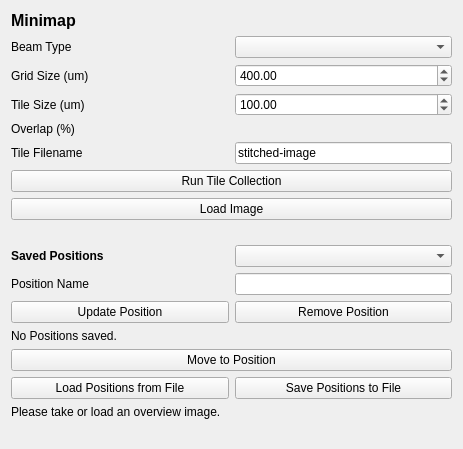
Old version of the form fibsem/ui/qtdesigner_files/FibsemTileWidget.ui in the repository DeMarcoLab/fibsem.
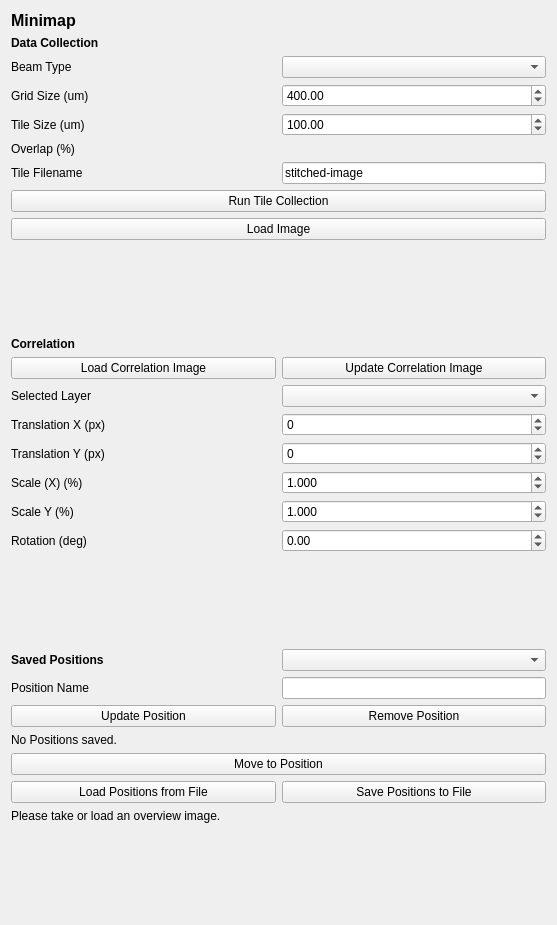
New version of the form.

Commit message: working manual correlation ui

```diff
--- a/fibsem/ui/qtdesigner_files/FibsemTileWidget.ui
+++ b/fibsem/ui/qtdesigner_files/FibsemTileWidget.ui
@@ -6,46 +6,15 @@
    <rect>
     <x>0</x>
     <y>0</y>
-    <width>463</width>
-    <height>449</height>
+    <width>557</width>
+    <height>925</height>
    </rect>
   </property>
   <property name="windowTitle">
    <string>Form</string>
   </property>
   <layout class="QGridLayout" name="gridLayout">
-   <item row="5" column="0">
-    <widget class="QLabel" name="label_tile_label">
-     <property name="text">
-      <string>Tile Filename</string>
-     </property>
-    </widget>
-   </item>
-   <item row="17" column="0" colspan="2">
-    <widget class="QLabel" name="label_instructions">
-     <property name="text">
-      <string>Please take or load an overview image.</string>
-     </property>
-    </widget>
-   </item>
-   <item row="1" column="1">
-    <widget class="QComboBox" name="comboBox_tile_beam_type"/>
-   </item>
-   <item row="1" column="0">
-    <widget class="QLabel" name="label_tile_beam_type">
-     <property name="text">
-      <string>Beam Type</string>
-     </property>
-    </widget>
-   </item>
-   <item row="12" column="0">
-    <widget class="QPushButton" name="pushButton_update_position">
-     <property name="text">
-      <string>Update Position</string>
-     </property>
-    </widget>
-   </item>
-   <item row="3" column="1">
+   <item row="4" column="1">
     <widget class="QDoubleSpinBox" name="doubleSpinBox_tile_tile_size">
      <property name="maximum">
       <double>100000.000000000000000</double>
@@ -55,41 +24,14 @@
      </property>
     </widget>
    </item>
-   <item row="14" column="0" colspan="2">
+   <item row="26" column="0" colspan="2">
     <widget class="QPushButton" name="pushButton_move_to_position">
      <property name="text">
       <string>Move to Position</string>
      </property>
     </widget>
    </item>
-   <item row="4" column="0">
-    <widget class="QLabel" name="label_tile_overlap">
-     <property name="text">
-      <string>Overlap (%)</string>
-     </property>
-    </widget>
-   </item>
-   <item row="18" column="0" colspan="2">
-    <spacer name="verticalSpacer_2">
-     <property name="orientation">
-      <enum>Qt::Vertical</enum>
-     </property>
-     <property name="sizeHint" stdset="0">
-      <size>
-       <width>20</width>
-       <height>40</height>
-      </size>
-     </property>
-    </spacer>
-   </item>
-   <item row="16" column="0">
-    <widget class="QPushButton" name="pushButton_load_positions">
-     <property name="text">
-      <string>Load Positions from File</string>
-     </property>
-    </widget>
-   </item>
-   <item row="2" column="1">
+   <item row="3" column="1">
     <widget class="QDoubleSpinBox" name="doubleSpinBox_tile_grid_size">
      <property name="maximum">
       <double>1000000.000000000000000</double>
@@ -99,40 +41,183 @@
      </property>
     </widget>
    </item>
+   <item row="14" column="1">
+    <widget class="QDoubleSpinBox" name="doubleSpinBox_correlation_translation_x">
+     <property name="decimals">
+      <number>0</number>
+     </property>
+     <property name="minimum">
+      <double>-100000000.000000000000000</double>
+     </property>
+     <property name="maximum">
+      <double>1000000000.000000000000000</double>
+     </property>
+    </widget>
+   </item>
+   <item row="4" column="0">
+    <widget class="QLabel" name="label_tile_tile_size">
+     <property name="text">
+      <string>Tile Size (um)</string>
+     </property>
+    </widget>
+   </item>
    <item row="16" column="1">
-    <widget class="QPushButton" name="pushButton_save_positions">
-     <property name="text">
-      <string>Save Positions to File</string>
+    <widget class="QDoubleSpinBox" name="doubleSpinBox_correlation_scale_x">
+     <property name="decimals">
+      <number>3</number>
      </property>
+     <property name="minimum">
+      <double>-100000000.000000000000000</double>
+     </property>
+     <property name="maximum">
+      <double>1000000000.000000000000000</double>
+     </property>
+     <property name="value">
+      <double>1.000000000000000</double>
+     </property>
     </widget>
    </item>
-   <item row="5" column="1">
-    <widget class="QLineEdit" name="lineEdit_tile_label">
-     <property name="sizePolicy">
-      <sizepolicy hsizetype="Minimum" vsizetype="Fixed">
-       <horstretch>0</horstretch>
-       <verstretch>0</verstretch>
-      </sizepolicy>
+   <item row="15" column="1">
+    <widget class="QDoubleSpinBox" name="doubleSpinBox_correlation_translation_y">
+     <property name="decimals">
+      <number>0</number>
      </property>
+     <property name="minimum">
+      <double>-100000000.000000000000000</double>
+     </property>
+     <property name="maximum">
+      <double>1000000000.000000000000000</double>
+     </property>
+    </widget>
+   </item>
+   <item row="23" column="0">
+    <widget class="QLabel" name="label_position_name">
      <property name="text">
-      <string>stitched-image</string>
+      <string>Position Name</string>
      </property>
     </widget>
    </item>
-   <item row="8" column="0" colspan="2">
-    <spacer name="verticalSpacer">
-     <property name="orientation">
-      <enum>Qt::Vertical</enum>
+   <item row="18" column="1">
+    <widget class="QDoubleSpinBox" name="doubleSpinBox_correlation_rotation">
+     <property name="decimals">
+      <number>2</number>
      </property>
-     <property name="sizeHint" stdset="0">
-      <size>
-       <width>20</width>
-       <height>40</height>
-      </size>
+     <property name="minimum">
+      <double>-360.000000000000000</double>
      </property>
-    </spacer>
+     <property name="maximum">
+      <double>360.000000000000000</double>
+     </property>
+    </widget>
    </item>
    <item row="7" column="0" colspan="2">
+    <widget class="QPushButton" name="pushButton_run_tile_collection">
+     <property name="text">
+      <string>Run Tile Collection</string>
+     </property>
+    </widget>
+   </item>
+   <item row="23" column="1">
+    <widget class="QLineEdit" name="lineEdit_tile_position_name">
+     <property name="sizePolicy">
+      <sizepolicy hsizetype="Minimum" vsizetype="Fixed">
+       <horstretch>0</horstretch>
+       <verstretch>0</verstretch>
+      </sizepolicy>
+     </property>
+    </widget>
+   </item>
+   <item row="18" column="0">
+    <widget class="QLabel" name="label_correlation_rotation">
+     <property name="text">
+      <string>Rotation (deg)</string>
+     </property>
+    </widget>
+   </item>
+   <item row="29" column="0" colspan="2">
+    <widget class="QLabel" name="label_instructions">
+     <property name="text">
+      <string>Please take or load an overview image.</string>
+     </property>
+    </widget>
+   </item>
+   <item row="2" column="1">
+    <widget class="QComboBox" name="comboBox_tile_beam_type"/>
+   </item>
+   <item row="17" column="1">
+    <widget class="QDoubleSpinBox" name="doubleSpinBox_correlation_scale_y">
+     <property name="decimals">
+      <number>3</number>
+     </property>
+     <property name="minimum">
+      <double>-100000000.000000000000000</double>
+     </property>
+     <property name="maximum">
+      <double>1000000000.000000000000000</double>
+     </property>
+     <property name="value">
+      <double>1.000000000000000</double>
+     </property>
+    </widget>
+   </item>
+   <item row="14" column="0">
+    <widget class="QLabel" name="label_correlation_translation_x">
+     <property name="text">
+      <string>Translation X (px)</string>
+     </property>
+    </widget>
+   </item>
+   <item row="17" column="0">
+    <widget class="QLabel" name="label_correlation_scale_y">
+     <property name="text">
+      <string>Scale Y (%)</string>
+     </property>
+    </widget>
+   </item>
+   <item row="9" column="0" colspan="2">
+    <spacer name="verticalSpacer">
+     <property name="orientation">
+      <enum>Qt::Vertical</enum>
+     </property>
+     <property name="sizeHint" stdset="0">
+      <size>
+       <width>20</width>
+       <height>40</height>
+      </size>
+     </property>
+    </spacer>
+   </item>
+   <item row="16" column="0">
+    <widget class="QLabel" name="label_correlation_scale_x">
+     <property name="text">
+      <string>Scale (X) (%)</string>
+     </property>
+    </widget>
+   </item>
+   <item row="6" column="0">
+    <widget class="QLabel" name="label_tile_label">
+     <property name="text">
+      <string>Tile Filename</string>
+     </property>
+    </widget>
+   </item>
+   <item row="10" column="0" colspan="2">
+    <widget class="QLabel" name="label_correlation_header">
+     <property name="font">
+      <font>
+       <weight>75</weight>
+       <bold>true</bold>
+      </font>
+     </property>
+     <property name="text">
+      <string>Correlation</string>
+     </property>
+    </widget>
+   </item>
+   <item row="13" column="1">
+    <widget class="QComboBox" name="comboBox_correlation_selected_layer"/>
+   </item>
+   <item row="8" column="0" colspan="2">
     <widget class="QPushButton" name="pushButton_load_image">
      <property name="text">
       <string>Load Image</string>
@@ -140,46 +225,143 @@
     </widget>
    </item>
    <item row="3" column="0">
-    <widget class="QLabel" name="label_tile_tile_size">
-     <property name="text">
-      <string>Tile Size (um)</string>
-     </property>
-    </widget>
-   </item>
-   <item row="13" column="0" colspan="2">
-    <widget class="QLabel" name="label_position_info">
-     <property name="text">
-      <string>No Positions saved.</string>
-     </property>
-    </widget>
-   </item>
-   <item row="2" column="0">
     <widget class="QLabel" name="label_tile_grid_size">
      <property name="text">
       <string>Grid Size (um)</string>
      </property>
     </widget>
    </item>
-   <item row="10" column="0">
-    <widget class="QLabel" name="label_position_header">
-     <property name="font">
-      <font>
-       <weight>75</weight>
-       <bold>true</bold>
-      </font>
-     </property>
-     <property name="text">
-      <string>Saved Positions</string>
-     </property>
-    </widget>
-   </item>
-   <item row="12" column="1">
+   <item row="24" column="1">
     <widget class="QPushButton" name="pushButton_remove_position">
      <property name="text">
       <string>Remove Position</string>
      </property>
     </widget>
    </item>
+   <item row="13" column="0">
+    <widget class="QLabel" name="label_correlation_selected_layer">
+     <property name="text">
+      <string>Selected Layer</string>
+     </property>
+    </widget>
+   </item>
+   <item row="2" column="0">
+    <widget class="QLabel" name="label_tile_beam_type">
+     <property name="text">
+      <string>Beam Type</string>
+     </property>
+    </widget>
+   </item>
+   <item row="24" column="0">
+    <widget class="QPushButton" name="pushButton_update_position">
+     <property name="text">
+      <string>Update Position</string>
+     </property>
+    </widget>
+   </item>
+   <item row="21" column="0" colspan="2">
+    <spacer name="verticalSpacer_3">
+     <property name="orientation">
+      <enum>Qt::Vertical</enum>
+     </property>
+     <property name="sizeHint" stdset="0">
+      <size>
+       <width>20</width>
+       <height>40</height>
+      </size>
+     </property>
+    </spacer>
+   </item>
+   <item row="6" column="1">
+    <widget class="QLineEdit" name="lineEdit_tile_label">
+     <property name="sizePolicy">
+      <sizepolicy hsizetype="Minimum" vsizetype="Fixed">
+       <horstretch>0</horstretch>
+       <verstretch>0</verstretch>
+      </sizepolicy>
+     </property>
+     <property name="text">
+      <string>stitched-image</string>
+     </property>
+    </widget>
+   </item>
+   <item row="22" column="0">
+    <widget class="QLabel" name="label_position_header">
+     <property name="font">
+      <font>
+       <weight>75</weight>
+       <bold>true</bold>
+      </font>
+     </property>
+     <property name="text">
+      <string>Saved Positions</string>
+     </property>
+    </widget>
+   </item>
+   <item row="15" column="0">
+    <widget class="QLabel" name="label_correlation_translation_y">
+     <property name="text">
+      <string>Translation Y (px)</string>
+     </property>
+    </widget>
+   </item>
+   <item row="22" column="1">
+    <widget class="QComboBox" name="comboBox_tile_position"/>
+   </item>
+   <item row="28" column="0">
+    <widget class="QPushButton" name="pushButton_load_positions">
+     <property name="text">
+      <string>Load Positions from File</string>
+     </property>
+    </widget>
+   </item>
+   <item row="28" column="1">
+    <widget class="QPushButton" name="pushButton_save_positions">
+     <property name="text">
+      <string>Save Positions to File</string>
+     </property>
+    </widget>
+   </item>
+   <item row="5" column="0">
+    <widget class="QLabel" name="label_tile_overlap">
+     <property name="text">
+      <string>Overlap (%)</string>
+     </property>
+    </widget>
+   </item>
+   <item row="30" column="0" colspan="2">
+    <spacer name="verticalSpacer_2">
+     <property name="orientation">
+      <enum>Qt::Vertical</enum>
+     </property>
+     <property name="sizeHint" stdset="0">
+      <size>
+       <width>20</width>
+       <height>40</height>
+      </size>
+     </property>
+    </spacer>
+   </item>
+   <item row="1" column="0" colspan="2">
+    <widget class="QLabel" name="label_tile_header">
+     <property name="font">
+      <font>
+       <weight>75</weight>
+       <bold>true</bold>
+      </font>
+     </property>
+     <property name="text">
+      <string>Data Collection</string>
+     </property>
+    </widget>
+   </item>
+   <item row="25" column="0" colspan="2">
+    <widget class="QLabel" name="label_position_info">
+     <property name="text">
+      <string>No Positions saved.</string>
+     </property>
+    </widget>
+   </item>
    <item row="0" column="0" colspan="2">
     <widget class="QLabel" name="label_title">
      <property name="font">
@@ -194,30 +376,17 @@
      </property>
     </widget>
    </item>
-   <item row="6" column="0" colspan="2">
-    <widget class="QPushButton" name="pushButton_run_tile_collection">
-     <property name="text">
-      <string>Run Tile Collection</string>
-     </property>
-    </widget>
-   </item>
-   <item row="10" column="1">
-    <widget class="QComboBox" name="comboBox_tile_position"/>
-   </item>
-   <item row="11" column="1">
-    <widget class="QLineEdit" name="lineEdit_tile_position_name">
-     <property name="sizePolicy">
-      <sizepolicy hsizetype="Minimum" vsizetype="Fixed">
-       <horstretch>0</horstretch>
-       <verstretch>0</verstretch>
-      </sizepolicy>
-     </property>
-    </widget>
-   </item>
    <item row="11" column="0">
-    <widget class="QLabel" name="label_position_name">
+    <widget class="QPushButton" name="pushButton_load_correlation_image">
      <property name="text">
-      <string>Position Name</string>
+      <string>Load Correlation Image</string>
+     </property>
+    </widget>
+   </item>
+   <item row="11" column="1">
+    <widget class="QPushButton" name="pushButton_update_correlation_image">
+     <property name="text">
+      <string>Update Correlation Image</string>
      </property>
     </widget>
    </item>
```
The commit also changes 2 other files.
